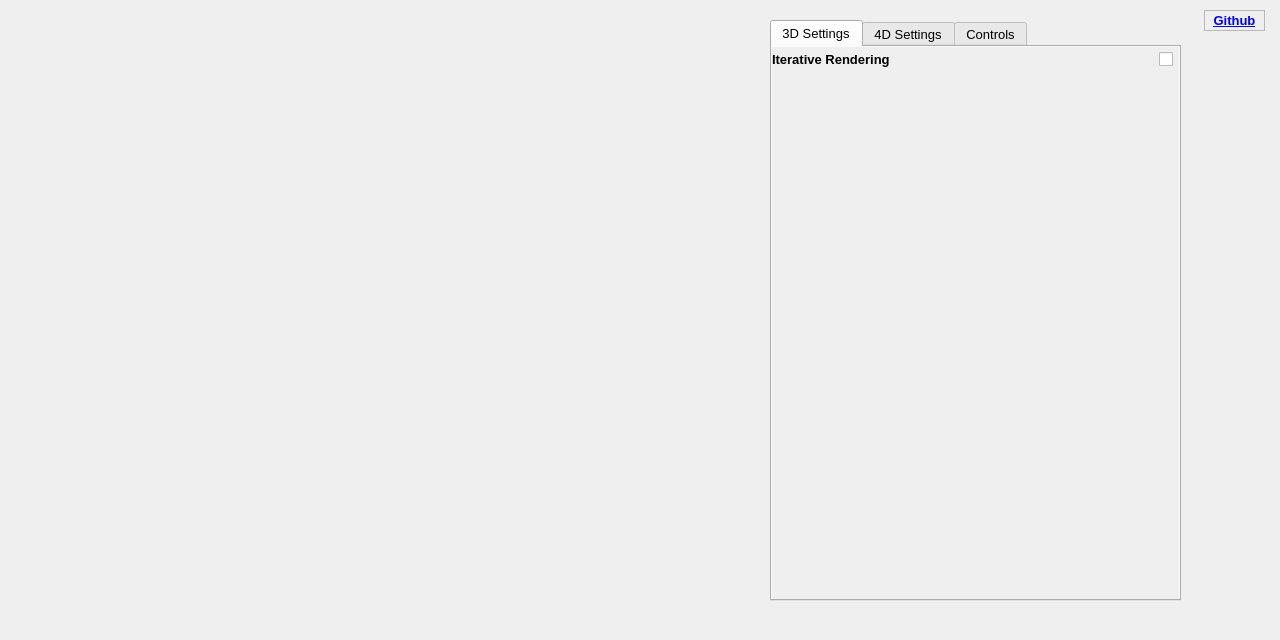
The window that src/Viewport.ui (Luminic/NWAPW_RayTracer) describes before a commit, drawn with Qt 5.
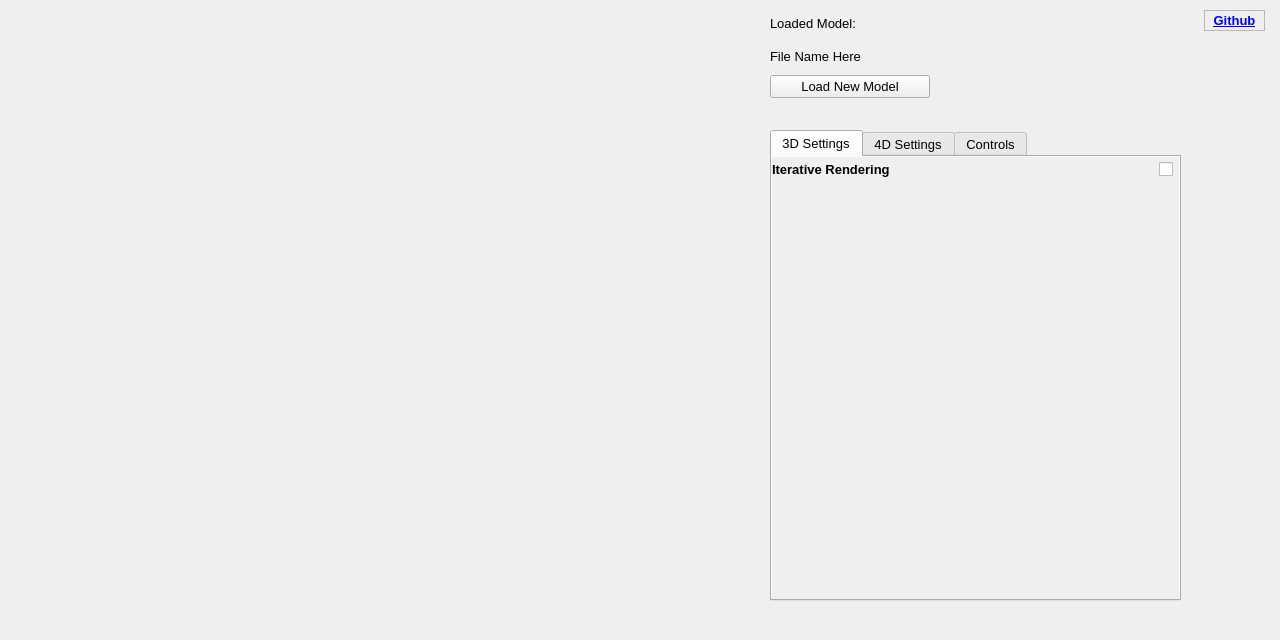
The same window after the commit.

```diff
--- a/src/Viewport.ui
+++ b/src/Viewport.ui
@@ -33,9 +33,9 @@
    <property name="geometry">
     <rect>
      <x>770</x>
-     <y>20</y>
+     <y>130</y>
      <width>411</width>
-     <height>581</height>
+     <height>471</height>
     </rect>
    </property>
    <property name="font">
@@ -232,6 +232,39 @@
     <set>Qt::TextBrowserInteraction</set>
    </property>
   </widget>
+  <widget class="QWidget" name="verticalLayoutWidget">
+   <property name="geometry">
+    <rect>
+     <x>770</x>
+     <y>10</y>
+     <width>160</width>
+     <height>88</height>
+    </rect>
+   </property>
+   <layout class="QVBoxLayout" name="modelFileVerticalLayout">
+    <item>
+     <widget class="QLabel" name="label">
+      <property name="text">
+       <string>Loaded Model:</string>
+      </property>
+     </widget>
+    </item>
+    <item>
+     <widget class="QLabel" name="modelLabel">
+      <property name="text">
+       <string>File Name Here</string>
+      </property>
+     </widget>
+    </item>
+    <item>
+     <widget class="QPushButton" name="fileButton">
+      <property name="text">
+       <string>Load New Model</string>
+      </property>
+     </widget>
+    </item>
+   </layout>
+  </widget>
  </widget>
  <resources/>
  <connections/>
```
